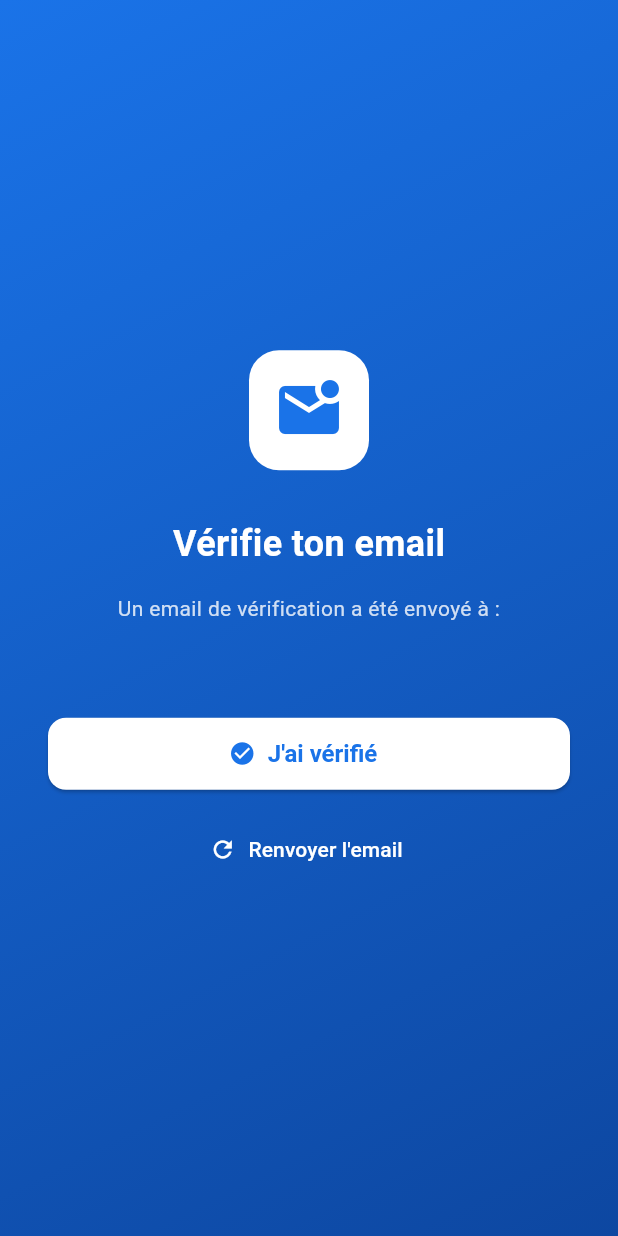
After one commit to xav-f-l/-auto_monpoto-, a Flutter app: the EmailVerificationScreen screen opened by its route, on a phone screen of 412 x 824 dp. The commit adds this screen. Run offline on Flutter 3.47's test engine with Material 3 defaults, Android fonts, the phone set to English and light mode, and no system bars; our stand-ins replace cached_network_image, cloud_firestore, equatable, firebase_auth, firebase_core, fl_chart and 7 more; missing offline and left inert: cloudinary_public; accounts and stored records are empty.

Commit message:
Ajout verification email professionnel

```diff
--- /dev/null
+++ b/lib/features/auth/screens/email_verification_screen.dart
@@ -0,0 +1,148 @@
+import 'package:flutter/material.dart';
+import 'package:flutter_riverpod/flutter_riverpod.dart';
+import 'package:go_router/go_router.dart';
+import '../providers/auth_provider.dart';
+import '../../../core/theme/app_colors.dart';
+
+class EmailVerificationScreen extends ConsumerStatefulWidget {
+  const EmailVerificationScreen({super.key});
+
+  @override
+  ConsumerState<EmailVerificationScreen> createState() =>
+      _EmailVerificationScreenState();
+}
+
+class _EmailVerificationScreenState
+    extends ConsumerState<EmailVerificationScreen> {
+  @override
+  void initState() {
+    super.initState();
+    Future.microtask(() => ref.listen(authProvider, (_, next) {
+          if (next.status == AuthStatus.authenticated) {
+            if (!mounted) return;
+            if (next.isAdmin) {
+              context.go('/admin');
+            } else {
+              context.go('/home');
+            }
+          }
+        }));
+  }
+
+  @override
+  Widget build(BuildContext context) {
+    final authState = ref.watch(authProvider);
+    final email = authState.user?.email ?? '';
+
+    return Scaffold(
+      body: Container(
+        decoration: const BoxDecoration(
+          gradient: LinearGradient(
+            begin: Alignment.topLeft,
+            end: Alignment.bottomRight,
+            colors: [AppColors.primary, AppColors.primaryDark],
+          ),
+        ),
+        child: Center(
+          child: SingleChildScrollView(
+            padding: const EdgeInsets.all(32),
+            child: Column(
+              mainAxisSize: MainAxisSize.min,
+              children: [
+                Container(
+                  width: 80,
+                  height: 80,
+                  decoration: BoxDecoration(
+                    color: Colors.white,
+                    borderRadius: BorderRadius.circular(20),
+                  ),
+                  child: const Icon(
+                    Icons.mark_email_unread,
+                    size: 48,
+                    color: AppColors.primary,
+                  ),
+                ),
+                const SizedBox(height: 32),
+                const Text(
+                  'Vérifie ton email',
+                  style: TextStyle(
+                    fontSize: 24,
+                    fontWeight: FontWeight.bold,
+                    color: Colors.white,
+                  ),
+                ),
+                const SizedBox(height: 16),
+                Text(
+                  'Un email de vérification a été envoyé à :',
+                  textAlign: TextAlign.center,
+                  style: TextStyle(
+                    fontSize: 14,
+                    color: Colors.white.withValues(alpha: 0.8),
+                  ),
+                ),
+                const SizedBox(height: 8),
+                Text(
+                  email,
+                  textAlign: TextAlign.center,
+                  style: const TextStyle(
+                    fontSize: 16,
+                    fontWeight: FontWeight.w600,
+                    color: Colors.white,
+                  ),
+                ),
+                const SizedBox(height: 32),
+                SizedBox(
+                  width: double.infinity,
+                  height: 48,
+                  child: ElevatedButton.icon(
+                    onPressed: authState.status == AuthStatus.loading
+                        ? null
+                        : () => ref.read(authProvider.notifier).checkEmailVerified(),
+                    icon: authState.status == AuthStatus.loading
+                        ? const SizedBox(
+                            width: 20,
+                            height: 20,
+                            child: CircularProgressIndicator(
+                              strokeWidth: 2,
+                              color: AppColors.primary,
+                            ),
+                          )
+                        : const Icon(Icons.check_circle),
+                    label: Text(authState.status == AuthStatus.loading
+                        ? 'Vérification...'
+                        : 'J\'ai vérifié'),
+                    style: ElevatedButton.styleFrom(
+                      backgroundColor: Colors.white,
+                      foregroundColor: AppColors.primary,
+                      shape: RoundedRectangleBorder(
+                        borderRadius: BorderRadius.circular(12),
+                      ),
+                    ),
+                  ),
+                ),
+                const SizedBox(height: 16),
+                TextButton.icon(
+                  onPressed: () =>
+                      ref.read(authProvider.notifier).resendVerificationEmail(),
+                  icon: const Icon(Icons.refresh, color: Colors.white),
+                  label: const Text(
+                    'Renvoyer l\'email',
+                    style: TextStyle(color: Colors.white),
+                  ),
+                ),
+                if (authState.error != null) ...[
+                  const SizedBox(height: 16),
+                  Text(
+                    authState.error!,
+                    style: const TextStyle(color: Colors.orangeAccent),
+                    textAlign: TextAlign.center,
+                  ),
+                ],
+              ],
+            ),
+          ),
+        ),
+      ),
+    );
+  }
+}
--- a/lib/features/auth/screens/splash_screen.dart
+++ b/lib/features/auth/screens/splash_screen.dart
@@ -35,7 +35,9 @@ class _SplashScreenState extends ConsumerState<SplashScreen>
     await Future.delayed(AppConstants.splashDuration);
     final authState = ref.read(authProvider);
     if (!mounted) return;
-    if (authState.status == AuthStatus.authenticated) {
+    if (authState.status == AuthStatus.emailNotVerified) {
+      context.go('/email-verification');
+    } else if (authState.status == AuthStatus.authenticated) {
       if (authState.isAdmin) {
         context.go('/admin');
       } else {
--- a/lib/routes/app_router.dart
+++ b/lib/routes/app_router.dart
@@ -4,6 +4,7 @@ import '../features/auth/screens/splash_screen.dart';
 import '../features/auth/screens/login_screen.dart';
 import '../features/auth/screens/register_screen.dart';
 import '../features/auth/screens/forgot_password_screen.dart';
+import '../features/auth/screens/email_verification_screen.dart';
 import '../features/vehicles/screens/home_screen.dart';
 import '../features/vehicles/screens/vehicle_list_screen.dart';
 import '../features/vehicles/screens/vehicle_detail_screen.dart';
@@ -193,10 +194,14 @@ final appRouter = GoRouter(
       path: '/register',
       builder: (context, state) => const RegisterScreen(),
     ),
-    GoRoute(
-      path: '/forgot-password',
-      builder: (context, state) => const ForgotPasswordScreen(),
-    ),
+        GoRoute(
+          path: '/forgot-password',
+          builder: (context, state) => const ForgotPasswordScreen(),
+        ),
+        GoRoute(
+          path: '/email-verification',
+          builder: (context, state) => const EmailVerificationScreen(),
+        ),
     ShellRoute(
       builder: (context, state, child) => MainShell(child: child),
       routes: [
```
Also changed, not shown: lib/features/auth/providers/auth_provider.dart (+39 -6 lines), 1 other file.
